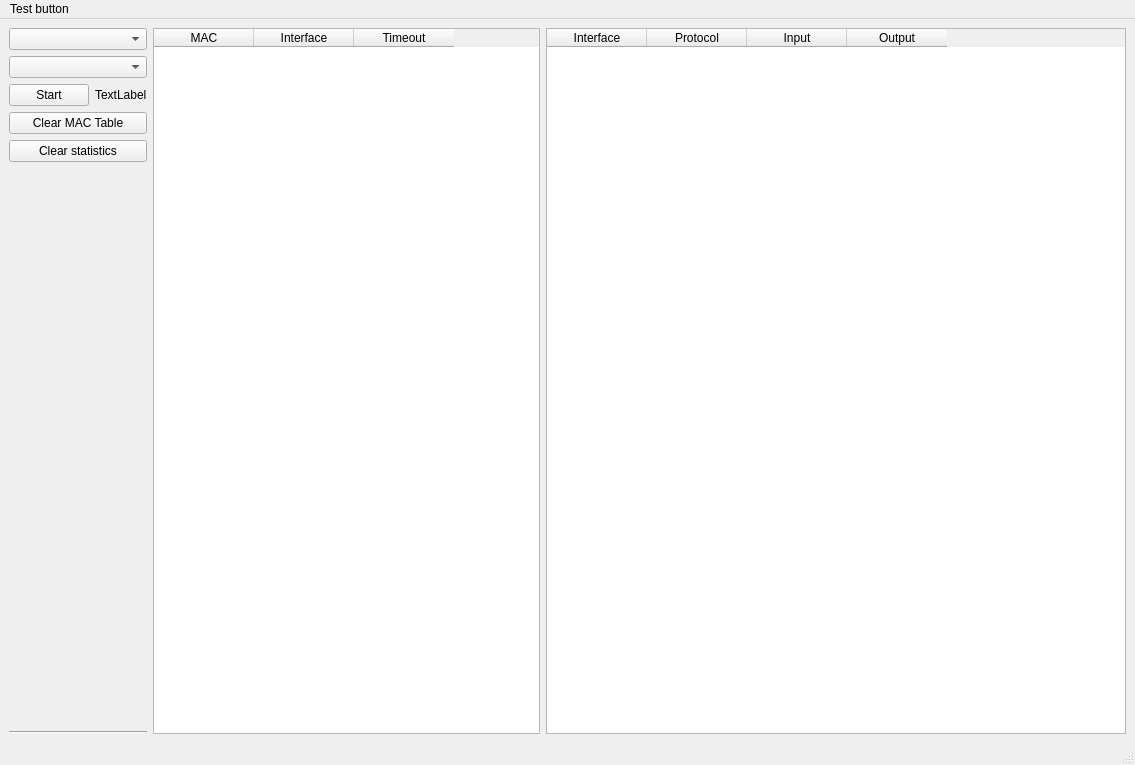
The window that mainwindow.ui (sasetz/psip_switch) describes before a commit, drawn with Qt 5.
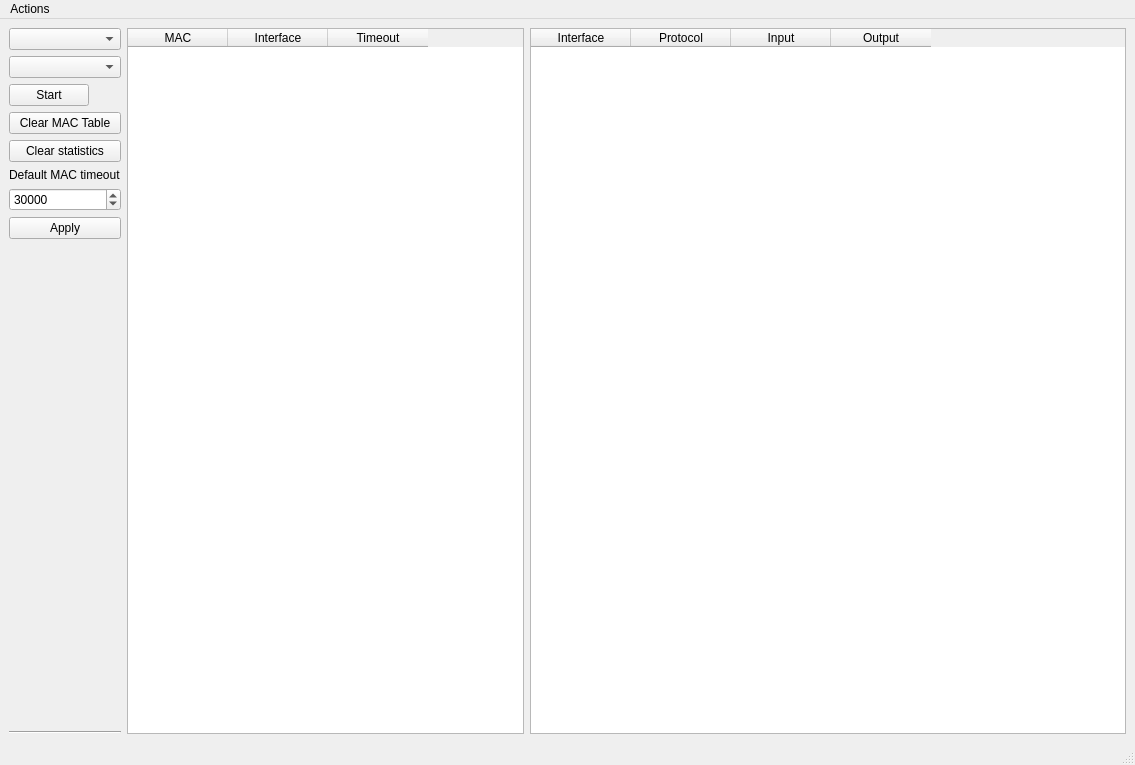
The same window after the commit.

Diff of the .ui file:
```diff
--- a/mainwindow.ui
+++ b/mainwindow.ui
@@ -60,7 +60,7 @@
         <item>
          <widget class="QLabel" name="status">
           <property name="text">
-           <string>TextLabel</string>
+           <string/>
           </property>
          </widget>
         </item>
@@ -80,6 +80,36 @@
         </property>
        </widget>
       </item>
+      <item>
+       <widget class="QLabel" name="label">
+        <property name="text">
+         <string>Default MAC timeout</string>
+        </property>
+       </widget>
+      </item>
+      <item>
+       <widget class="QSpinBox" name="macTimeout">
+        <property name="minimum">
+         <number>100</number>
+        </property>
+        <property name="maximum">
+         <number>100000</number>
+        </property>
+        <property name="singleStep">
+         <number>0</number>
+        </property>
+        <property name="value">
+         <number>30000</number>
+        </property>
+       </widget>
+      </item>
+      <item>
+       <widget class="QPushButton" name="macApply">
+        <property name="text">
+         <string>Apply</string>
+        </property>
+       </widget>
+      </item>
       <item>
        <spacer name="verticalSpacer">
         <property name="orientation">
@@ -165,12 +195,12 @@
      <x>0</x>
      <y>0</y>
      <width>1135</width>
-     <height>26</height>
+     <height>27</height>
     </rect>
    </property>
    <widget class="QMenu" name="menuTest_button">
     <property name="title">
-     <string>Test button</string>
+     <string>Actions</string>
     </property>
     <addaction name="actionAn_option"/>
     <addaction name="actionA_second_option"/>
```
Left out of the diff: 18 changed lines with no effect on the pictures.
